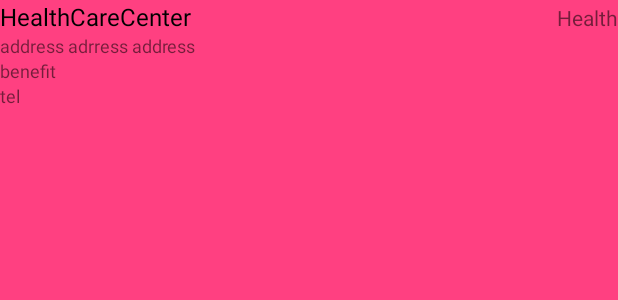
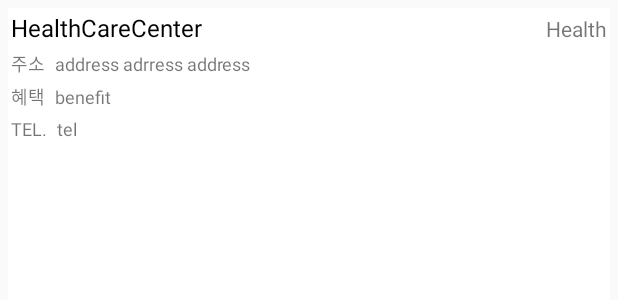
Before and after one commit to Pastelrose/Bigpicture_DaDungI, an Android app: the layout fragment_map_info.xml on its own in the app's theme, with its tools: preview values and no code run, on a phone screen of 412 x 824 dp. Shown: the top 300 px of the screen. Run offline under Robolectric (Android 15) with nearby library versions, the phone set to English and light mode, and no system bars.

Commit message:
map_info 프레그먼트 layout 수정 및 메뉴 이름 재설정

```diff
--- a/app/src/main/java/com/bigpicture/team/dadungi/MainActivity.java
+++ b/app/src/main/java/com/bigpicture/team/dadungi/MainActivity.java
@@ -80,7 +80,7 @@ public class MainActivity extends AppCompatActivity
         // Handle navigation view item clicks here.
         int id = item.getItemId();
 
-        if (id == R.id.nav_list) {
+        if (id == R.id.nav_search) {
             GoLib.getInstance().goFragment(getSupportFragmentManager(),
                     R.id.content_main, SearchListFragment.newInstance());
         } else if (id == R.id.nav_map) {
@@ -90,8 +90,6 @@ public class MainActivity extends AppCompatActivity
 
         } else if (id == R.id.nav_news) {
 
-        } else if (id == R.id.nav_profile) {
-            GoLib.getInstance().goProfileActivity(this);
         }
 
         drawer.closeDrawer(GravityCompat.START);
--- a/app/src/main/java/com/bigpicture/team/dadungi/SearchListFragment.java
+++ b/app/src/main/java/com/bigpicture/team/dadungi/SearchListFragment.java
@@ -40,6 +40,7 @@ public class SearchListFragment extends Fragment {
                              Bundle savedInstanceState) {
         // Inflate the layout for this fragment
         View v = inflater.inflate(R.layout.fragment_search_list, container, false);
+        ((MainActivity) getActivity()).getSupportActionBar().setTitle(R.string.menu1);
 
         editText = (EditText)v.findViewById(R.id.searchbyname);
         button = (Button)v.findViewById(R.id.btnSearch);
--- a/app/src/main/res/layout/fragment_map_info.xml
+++ b/app/src/main/res/layout/fragment_map_info.xml
@@ -9,7 +9,8 @@
     <LinearLayout
         android:layout_width="match_parent"
         android:layout_height="match_parent"
-        android:background="@color/colorAccent"
+        android:layout_margin="5dp"
+        android:background="@color/bg_white"
         android:orientation="vertical">
 
         <LinearLayout
@@ -21,6 +22,7 @@
                 android:id="@+id/ent_name"
                 android:layout_width="113dp"
                 android:layout_height="wrap_content"
+                android:layout_margin="2dp"
                 android:layout_weight="0.73"
                 android:text="HealthCareCenter"
                 android:textColor="@color/text_color_black"
@@ -30,32 +32,74 @@
                 android:id="@+id/ent_type"
                 android:layout_width="wrap_content"
                 android:layout_height="wrap_content"
+                android:layout_margin="2dp"
                 android:layout_weight="0.27"
                 android:text="Health"
                 android:textAlignment="textEnd" />
 
         </LinearLayout>
 
+        <LinearLayout
+            android:layout_width="match_parent"
+            android:layout_height="wrap_content"
+            android:orientation="horizontal">
+
+            <TextView
+                android:id="@+id/textView2"
+                android:layout_width="wrap_content"
+                android:layout_height="wrap_content"
+                android:layout_margin="2dp"
+                android:text="주소 "
+                android:textSize="12sp"/>
+
             <TextView
                 android:id="@+id/ent_addr"
                 android:layout_width="match_parent"
                 android:layout_height="wrap_content"
-            android:layout_weight="0.00"
+                android:layout_margin="2dp"
                 android:text="address adrress address"
                 android:textSize="12sp" />
+        </LinearLayout>
 
+        <LinearLayout
+            android:layout_width="match_parent"
+            android:layout_height="wrap_content"
+            android:orientation="horizontal">
+            <TextView
+                android:id="@+id/textView3"
+                android:layout_width="wrap_content"
+                android:layout_height="wrap_content"
+                android:layout_margin="2dp"
+                android:text="혜택 "
+                android:textSize="12sp"/>
             <TextView
                 android:id="@+id/ent_bef"
                 android:layout_width="match_parent"
                 android:layout_height="wrap_content"
+                android:layout_margin="2dp"
                 android:text="benefit"
                 android:textSize="12sp" />
+        </LinearLayout>
+
+        <LinearLayout
+            android:layout_width="match_parent"
+            android:layout_height="match_parent"
+            android:orientation="horizontal">
+            <TextView
+                android:id="@+id/textView4"
+                android:layout_width="wrap_content"
+                android:layout_height="wrap_content"
+                android:layout_margin="2dp"
+                android:text="TEL. "
+                android:textSize="12sp"/>
             <TextView
                 android:id="@+id/ent_tel"
                 android:layout_width="match_parent"
                 android:layout_height="wrap_content"
+                android:layout_margin="2dp"
                 android:text="tel"
                 android:textSize="12sp" />
+        </LinearLayout>
 
     </LinearLayout>
 </FrameLayout>
--- a/app/src/main/res/values/colors.xml
+++ b/app/src/main/res/values/colors.xml
@@ -13,4 +13,6 @@
 
     <color name="bg_default">#88EEEEEE</color>
     <color name="bg_white">#FFFFFF</color>
+    <color name="bg_littleGray">#eaeaea</color>
+
 </resources>
```
Also changed, not shown: app/src/main/res/menu/activity_main_drawer.xml (+2 -9 lines), app/src/main/res/values/strings.xml (+5 -5 lines). Lines whose indentation alone changed are shown as unchanged.
